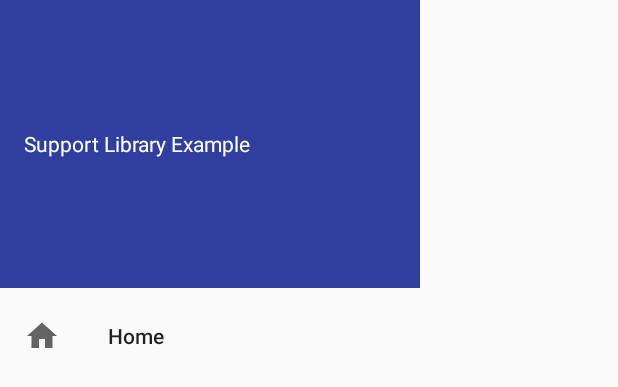
After one commit to rsicarelli/supportlibraryexample, an Android app: the layout navigation_view.xml on its own in the app's theme, with its tools: preview values and no code run, on a phone screen of 412 x 824 dp. The commit adds this screen. Shown: the top 387 px of the screen. Run offline under Robolectric (Android 15) with nearby library versions, the phone set to English and light mode, and no system bars.

Commit message:
Implement navigation view composition

```diff
--- a/app/build.gradle
+++ b/app/build.gradle
@@ -10,6 +10,8 @@ android {
         targetSdkVersion rootProject.ext.targetSdkVersion
         versionCode 1
         versionName "1.0"
+
+        vectorDrawables.useSupportLibrary = true
     }
     buildTypes {
         release {
--- a/app/src/main/AndroidManifest.xml
+++ b/app/src/main/AndroidManifest.xml
@@ -17,7 +17,8 @@
 
         <activity
             android:name=".home.HomeActivity"
-            android:label="@string/title_activity_main">
+            android:label="@string/title_activity_main"
+            android:theme="@style/AppTheme.OverlapSystemBar">
             <intent-filter>
                 <action android:name="android.intent.action.MAIN" />
 
--- a/app/src/main/java/br/com/rsicarelli/supportlibraryexample/map/MapActivity.java
+++ b/app/src/main/java/br/com/rsicarelli/supportlibraryexample/map/MapActivity.java
@@ -20,7 +20,7 @@ public class MapActivity extends AppCompatActivity implements OnMapReadyCallback
     @Override
     protected void onCreate(Bundle savedInstanceState) {
         super.onCreate(savedInstanceState);
-        setContentView(R.layout.activity_home);
+        setContentView(R.layout.activity_map);
 
         setUpMapIfNeeded();
     }
--- /dev/null
+++ b/app/src/main/res/drawable/ic_home.xml
@@ -0,0 +1,13 @@
+<?xml version="1.0" encoding="utf-8"?>
+<vector xmlns:android="http://schemas.android.com/apk/res/android"
+    android:width="24dp"
+    android:height="24dp"
+    android:viewportHeight="24"
+    android:viewportWidth="24">
+    <path
+        android:fillColor="#000000"
+        android:pathData="M10 20v-6h4v6h5v-8h3L12 3 2 12h3v8z" />
+    <path
+        android:fillColor="#00FFFFFF"
+        android:pathData="M0 0h24v24H0z" />
+</vector>
--- /dev/null
+++ b/app/src/main/res/drawable/ic_home_selector.xml
@@ -0,0 +1,3 @@
+<selector xmlns:android="http://schemas.android.com/apk/res/android">
+    <item android:drawable="@drawable/ic_home" />
+</selector>
--- /dev/null
+++ b/app/src/main/res/layout/activity_map.xml
@@ -0,0 +1,5 @@
+<fragment xmlns:android="http://schemas.android.com/apk/res/android"
+    android:id="@+id/map"
+    android:name="com.google.android.gms.maps.SupportMapFragment"
+    android:layout_width="match_parent"
+    android:layout_height="match_parent" />
--- /dev/null
+++ b/app/src/main/res/layout/nav_header.xml
@@ -0,0 +1,18 @@
+<?xml version="1.0" encoding="utf-8"?>
+<FrameLayout xmlns:android="http://schemas.android.com/apk/res/android"
+    android:layout_width="match_parent"
+    android:layout_height="192dp"
+    android:background="?attr/colorPrimaryDark"
+    android:gravity="bottom"
+    android:orientation="vertical"
+    android:padding="16dp"
+    android:theme="@style/ThemeOverlay.AppCompat.Dark">
+
+    <TextView
+        android:layout_width="wrap_content"
+        android:layout_height="wrap_content"
+        android:layout_gravity="center_vertical"
+        android:text="@string/navigation_view_header_title"
+        android:textAppearance="@style/TextAppearance.AppCompat.Body1" />
+
+</FrameLayout>
--- /dev/null
+++ b/app/src/main/res/layout/navigation_view.xml
@@ -0,0 +1,12 @@
+<?xml version="1.0" encoding="utf-8"?>
+<android.support.design.widget.NavigationView xmlns:app="http://schemas.android.com/apk/res-auto"
+    xmlns:android="http://schemas.android.com/apk/res/android"
+    xmlns:tools="http://schemas.android.com/tools"
+    android:id="@+id/navigation_view"
+    android:layout_width="wrap_content"
+    android:layout_height="match_parent"
+    android:layout_gravity="start"
+    android:fitsSystemWindows="true"
+    app:headerLayout="@layout/nav_header"
+    app:menu="@menu/drawer_actions"
+    tools:showIn="@layout/activity_home" />
--- /dev/null
+++ b/app/src/main/res/menu/drawer_actions.xml
@@ -0,0 +1,9 @@
+<?xml version="1.0" encoding="utf-8"?>
+<menu xmlns:android="http://schemas.android.com/apk/res/android">
+
+    <item
+        android:id="@+id/nav_home"
+        android:icon="@drawable/ic_home_selector"
+        android:title="@string/home" />
+
+</menu>
--- /dev/null
+++ b/app/src/main/res/values-v21/styles.xml
@@ -0,0 +1,28 @@
+<?xml version="1.0" encoding="utf-8"?><!--
+  ~ Copyright (C) 2015 The Android Open Source Project
+  ~
+  ~ Licensed under the Apache License, Version 2.0 (the "License");
+  ~ you may not use this file except in compliance with the License.
+  ~ You may obtain a copy of the License at
+  ~
+  ~      http://www.apache.org/licenses/LICENSE-2.0
+  ~
+  ~ Unless required by applicable law or agreed to in writing, software
+  ~ distributed under the License is distributed on an "AS IS" BASIS,
+  ~ WITHOUT WARRANTIES OR CONDITIONS OF ANY KIND, either express or implied.
+  ~ See the License for the specific language governing permissions and
+  ~ limitations under the License.
+  -->
+
+<resources>
+
+    <style name="AppTheme" parent="Base.AppTheme" />
+
+    <style name="AppTheme.OverlapSystemBar" parent="Base.AppTheme">
+        <item name="android:windowDrawsSystemBarBackgrounds">false</item>
+        <item name="android:statusBarColor">@android:color/transparent</item>
+        <item name="android:windowTranslucentStatus">true</item>
+        <item name="android:fitsSystemWindows">true</item>
+    </style>
+
+</resources>
--- a/app/src/main/res/values/strings.xml
+++ b/app/src/main/res/values/strings.xml
@@ -1,4 +1,6 @@
 <resources>
     <string name="app_name">Support Library Example</string>
     <string name="title_activity_main">Home</string>
+    <string name="navigation_view_header_title">Support Library Example</string>
+    <string name="home">Home</string>
 </resources>
--- a/app/src/main/res/values/styles.xml
+++ b/app/src/main/res/values/styles.xml
@@ -1,11 +1,18 @@
 <resources>
 
     <!-- Base application theme. -->
-    <style name="AppTheme" parent="Theme.AppCompat.Light.DarkActionBar">
-        <!-- Customize your theme here. -->
+    <style name="AppTheme" parent="Base.AppTheme" />
+
+    <style name="AppTheme.OverlapSystemBar" parent="Base.AppTheme" />
+
+    <style name="Base.AppTheme" parent="Theme.AppCompat.Light.NoActionBar">
         <item name="colorPrimary">@color/colorPrimary</item>
         <item name="colorPrimaryDark">@color/colorPrimaryDark</item>
         <item name="colorAccent">@color/colorAccent</item>
     </style>
 
+    <style name="Toolbar" parent="ThemeOverlay.AppCompat.ActionBar">
+        <item name="android:textColorPrimary">@android:color/white</item>
+    </style>
+
 </resources>
```
Also changed, not shown: app/src/main/java/br/com/rsicarelli/supportlibraryexample/home/HomeActivity.java (+8 -7 lines), app/src/main/java/br/com/rsicarelli/supportlibraryexample/presentation/NavigationDrawerActivity.java (+36 -2 lines), app/src/main/res/drawable/ic_menu.xml (added, +9 -0 lines), app/src/main/res/layout/activity_home.xml (+24 -4 lines), app/src/main/res/layout/toolbar.xml (added, +16 -0 lines).
